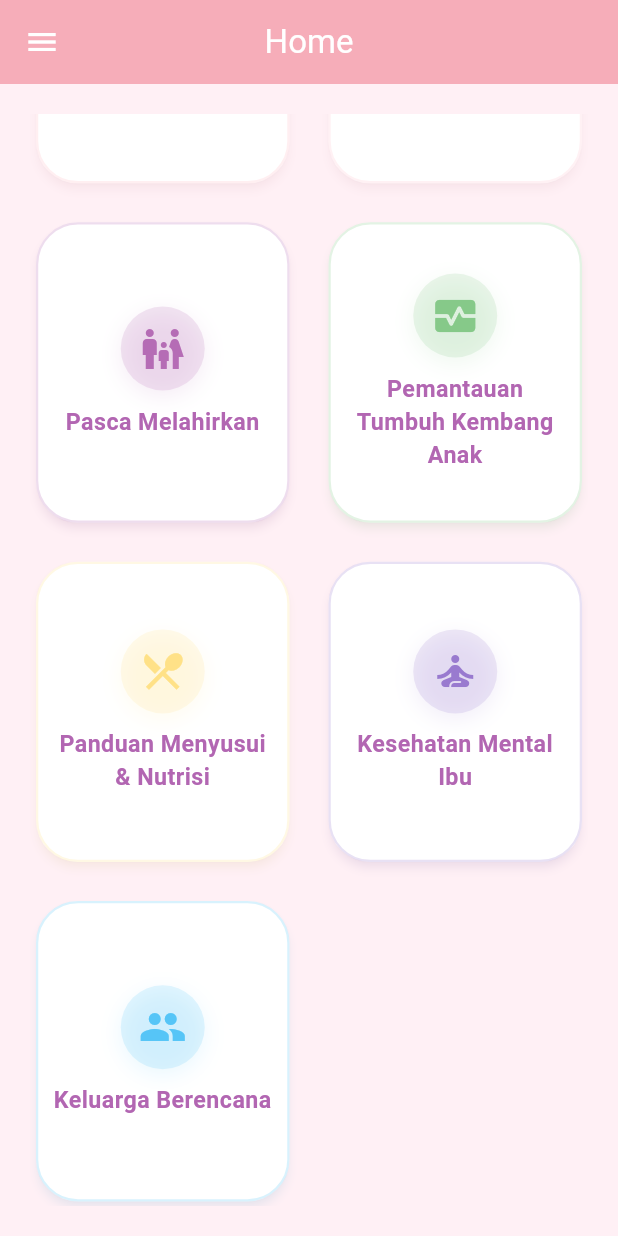
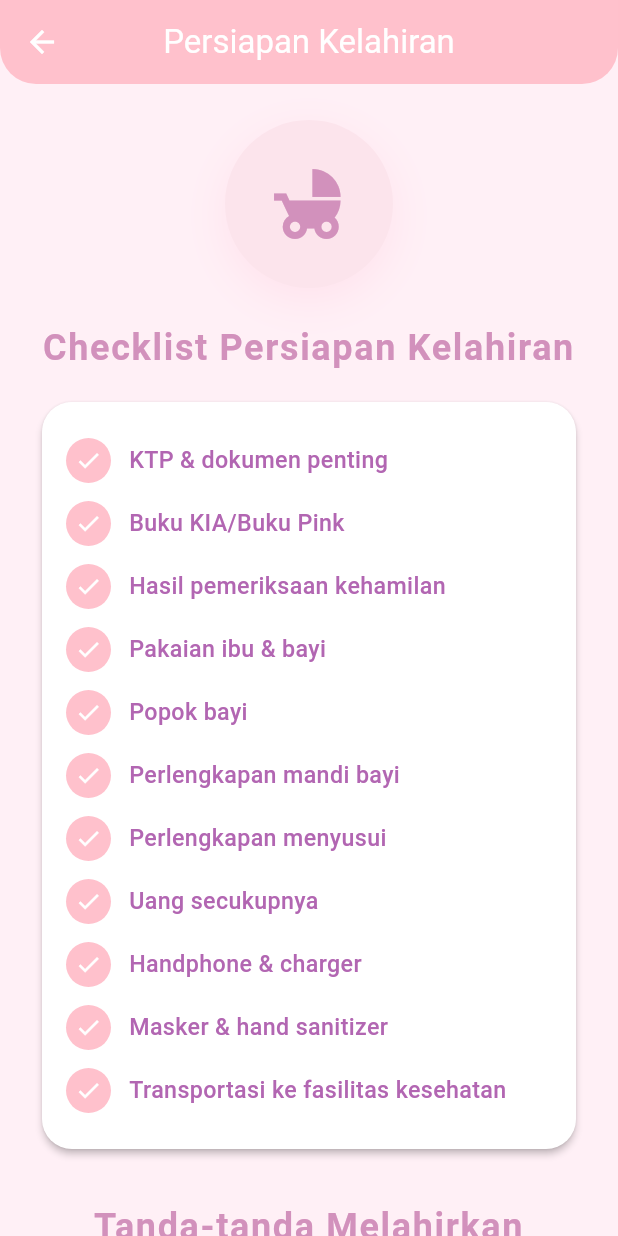
Before and after one commit to cahyoPermono/bukupink, a Flutter app: the HomePage screen opened by its route, scrolled down 158 dp, after a tap on "Persiapan Melahirkan", on a phone screen of 412 x 824 dp. Run offline on Flutter 3.47's test engine with Material 3 defaults, Android fonts, the light colour scheme and no system bars; our stand-ins replace get, sqflite, sqflite_common_ffi; accounts and stored records are empty; Roboto replaces fonts that are missing (Nunito).

Commit message:
feat: Add Persiapan Kelahiran page and navigation from HomePage

```diff
--- a/lib/pages/pages_home.dart
+++ b/lib/pages/pages_home.dart
@@ -1,5 +1,6 @@
 import 'package:flutter/material.dart';
 import 'pages_pregnancy_list.dart';
+import 'pages_persiapan_kelahiran.dart';
 import '../services/services_user.dart';
 
 class HomePage extends StatelessWidget {
@@ -128,7 +129,14 @@ class HomePage extends StatelessWidget {
               icon: Icons.child_friendly,
               title: 'Persiapan Melahirkan',
               color: Color(0xFFFFC1CC),
-              onTap: () {},
+              onTap: () {
+                Navigator.push(
+                  context,
+                  MaterialPageRoute(
+                    builder: (_) => const PersiapanKelahiranPage(),
+                  ),
+                );
+              },
             ),
             MenuCard(
               icon: Icons.family_restroom,
--- /dev/null
+++ b/lib/pages/pages_persiapan_kelahiran.dart
@@ -0,0 +1,209 @@
+import 'package:flutter/material.dart';
+
+class PersiapanKelahiranPage extends StatelessWidget {
+  const PersiapanKelahiranPage({super.key});
+
+  @override
+  Widget build(BuildContext context) {
+    return Scaffold(
+      backgroundColor: const Color(0xFFFFF0F6),
+      appBar: AppBar(
+        title: const Text('Persiapan Kelahiran'),
+        backgroundColor: const Color(0xFFFFC1CC),
+        elevation: 0,
+        centerTitle: true,
+        shape: const RoundedRectangleBorder(
+          borderRadius: BorderRadius.vertical(bottom: Radius.circular(24)),
+        ),
+      ),
+      body: ListView(
+        padding: const EdgeInsets.all(24),
+        children: [
+          Center(
+            child: Container(
+              decoration: BoxDecoration(
+                color: Colors.pink[50],
+                shape: BoxShape.circle,
+                boxShadow: [
+                  BoxShadow(
+                    color: Colors.pinkAccent.withOpacity(0.08),
+                    blurRadius: 24,
+                    offset: const Offset(0, 8),
+                  ),
+                ],
+              ),
+              padding: const EdgeInsets.all(28),
+              child: const Icon(
+                Icons.child_friendly,
+                size: 56,
+                color: Color(0xFFD291BC),
+              ),
+            ),
+          ),
+          const SizedBox(height: 24),
+          Text(
+            'Checklist Persiapan Kelahiran',
+            style: Theme.of(context).textTheme.headlineSmall?.copyWith(
+              color: const Color(0xFFD291BC),
+              fontWeight: FontWeight.bold,
+              letterSpacing: 1.1,
+            ),
+            textAlign: TextAlign.center,
+          ),
+          const SizedBox(height: 16),
+          Card(
+            color: Colors.white,
+            elevation: 2,
+            shape: RoundedRectangleBorder(
+              borderRadius: BorderRadius.circular(20),
+            ),
+            child: Padding(
+              padding: const EdgeInsets.symmetric(vertical: 18, horizontal: 16),
+              child: _buildChecklist(),
+            ),
+          ),
+          const SizedBox(height: 32),
+          Text(
+            'Tanda-tanda Melahirkan',
+            style: Theme.of(context).textTheme.headlineSmall?.copyWith(
+              color: const Color(0xFFD291BC),
+              fontWeight: FontWeight.bold,
+              letterSpacing: 1.1,
+            ),
+            textAlign: TextAlign.center,
+          ),
+          const SizedBox(height: 16),
+          Card(
+            color: Colors.white,
+            elevation: 2,
+            shape: RoundedRectangleBorder(
+              borderRadius: BorderRadius.circular(20),
+            ),
+            child: Padding(
+              padding: const EdgeInsets.symmetric(vertical: 18, horizontal: 16),
+              child: _buildTandaTanda(),
+            ),
+          ),
+          const SizedBox(height: 32),
+          Center(
+            child: Text(
+              'Semangat ya, Bunda! 💖',
+              style: TextStyle(
+                color: Colors.pink[300],
+                fontWeight: FontWeight.w600,
+                fontSize: 16,
+                fontFamily: 'Nunito',
+              ),
+            ),
+          ),
+        ],
+      ),
+    );
+  }
+
+  Widget _buildChecklist() {
+    final items = [
+      'KTP & dokumen penting',
+      'Buku KIA/Buku Pink',
+      'Hasil pemeriksaan kehamilan',
+      'Pakaian ibu & bayi',
+      'Popok bayi',
+      'Perlengkapan mandi bayi',
+      'Perlengkapan menyusui',
+      'Uang secukupnya',
+      'Handphone & charger',
+      'Masker & hand sanitizer',
+      'Transportasi ke fasilitas kesehatan',
+    ];
+    return Column(
+      crossAxisAlignment: CrossAxisAlignment.start,
+      children:
+          items
+              .map(
+                (e) => Padding(
+                  padding: const EdgeInsets.symmetric(vertical: 6),
+                  child: Row(
+                    children: [
+                      Container(
+                        decoration: BoxDecoration(
+                          color: const Color(0xFFFFC1CC),
+                          shape: BoxShape.circle,
+                        ),
+                        padding: const EdgeInsets.all(6),
+                        child: const Icon(
+                          Icons.check,
+                          color: Colors.white,
+                          size: 18,
+                        ),
+                      ),
+                      const SizedBox(width: 12),
+                      Expanded(
+                        child: Text(
+                          e,
+                          style: const TextStyle(
+                            fontSize: 15.5,
+                            fontWeight: FontWeight.w500,
+                            color: Color(0xFFB266B2),
+                            fontFamily: 'Nunito',
+                          ),
+                        ),
+                      ),
+                    ],
+                  ),
+                ),
+              )
+              .toList(),
+    );
+  }
+
+  Widget _buildTandaTanda() {
+    final items = [
+      'Kontraksi teratur dan semakin sering',
+      'Keluar lendir bercampur darah dari jalan lahir',
+      'Air ketuban pecah',
+      'Nyeri punggung bagian bawah',
+      'Tekanan di panggul meningkat',
+      'Mual atau diare',
+      'Gerakan janin berkurang',
+    ];
+    return Column(
+      crossAxisAlignment: CrossAxisAlignment.start,
+      children:
+          items
+              .map(
+                (e) => Padding(
+                  padding: const EdgeInsets.symmetric(vertical: 6),
+                  child: Row(
+                    children: [
+                      Container(
+                        decoration: BoxDecoration(
+                          color: const Color(0xFFD291BC),
+                          shape: BoxShape.circle,
+                        ),
+                        padding: const EdgeInsets.all(6),
+                        child: const Icon(
+                          Icons.star,
+                          color: Colors.white,
+                          size: 18,
+                        ),
+                      ),
+                      const SizedBox(width: 12),
+                      Expanded(
+                        child: Text(
+                          e,
+                          style: const TextStyle(
+                            fontSize: 15.5,
+                            fontWeight: FontWeight.w500,
+                            color: Color(0xFFB266B2),
+                            fontFamily: 'Nunito',
+                          ),
+                        ),
+                      ),
+                    ],
+                  ),
+                ),
+              )
+              .toList(),
+    );
+  }
+}
```
